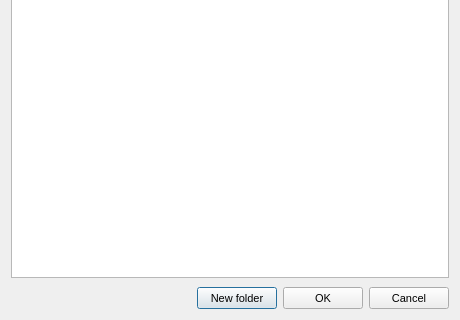
First picture: the form in Source/MEGASync/gui/win/NodeSelector.ui, repository meganz/MEGAsync, before the edit; both pictures show x 0 to 460 and y 140 to 460 of the 460 by 460 pixel window.
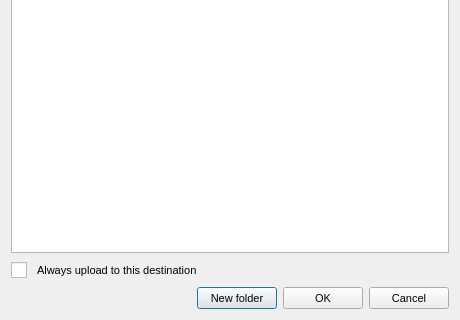
Second picture: the form after the edit.

Commit message: Adapt dialogs to enable default paths

Patch:
```diff
--- a/Source/MEGASync/gui/win/NodeSelector.ui
+++ b/Source/MEGASync/gui/win/NodeSelector.ui
@@ -41,7 +41,11 @@
     min-height: 14px;
 	height: 14px;
 }
-</string>
+
+#cbAlwaysUploadToLocation
+{
+    spacing: 10px;
+}</string>
   </property>
   <property name="modal">
    <bool>true</bool>
@@ -91,6 +95,13 @@
      </item>
     </widget>
    </item>
+   <item>
+    <widget class="QCheckBox" name="cbAlwaysUploadToLocation">
+     <property name="text">
+      <string>Always upload to this destination</string>
+     </property>
+    </widget>
+   </item>
    <item>
     <widget class="QWidget" name="bLayout" native="true">
      <property name="maximumSize">
```
Left out of the diff: 11 changed lines with no effect on the pictures. The commit also changes 2 other files.
